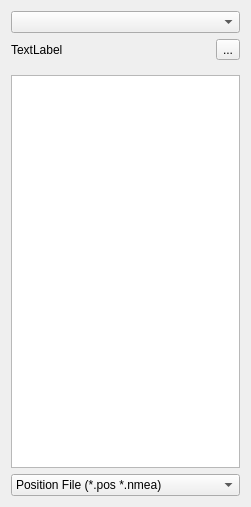
Above: app/rtkplot_qt/fileseldlg.ui from tomojitakasu/RTKLIB before the change. Below: the same form after it.
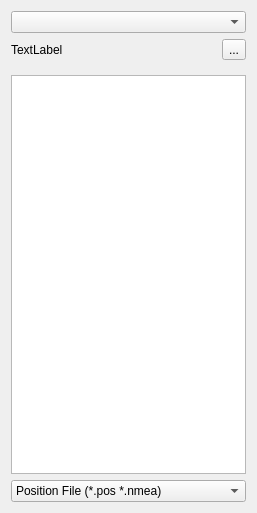
That is the form after the change.

```diff
--- a/app/rtkplot_qt/fileseldlg.ui
+++ b/app/rtkplot_qt/fileseldlg.ui
@@ -6,8 +6,8 @@
    <rect>
     <x>0</x>
     <y>0</y>
-    <width>251</width>
-    <height>507</height>
+    <width>257</width>
+    <height>513</height>
    </rect>
   </property>
   <property name="windowTitle">
```
